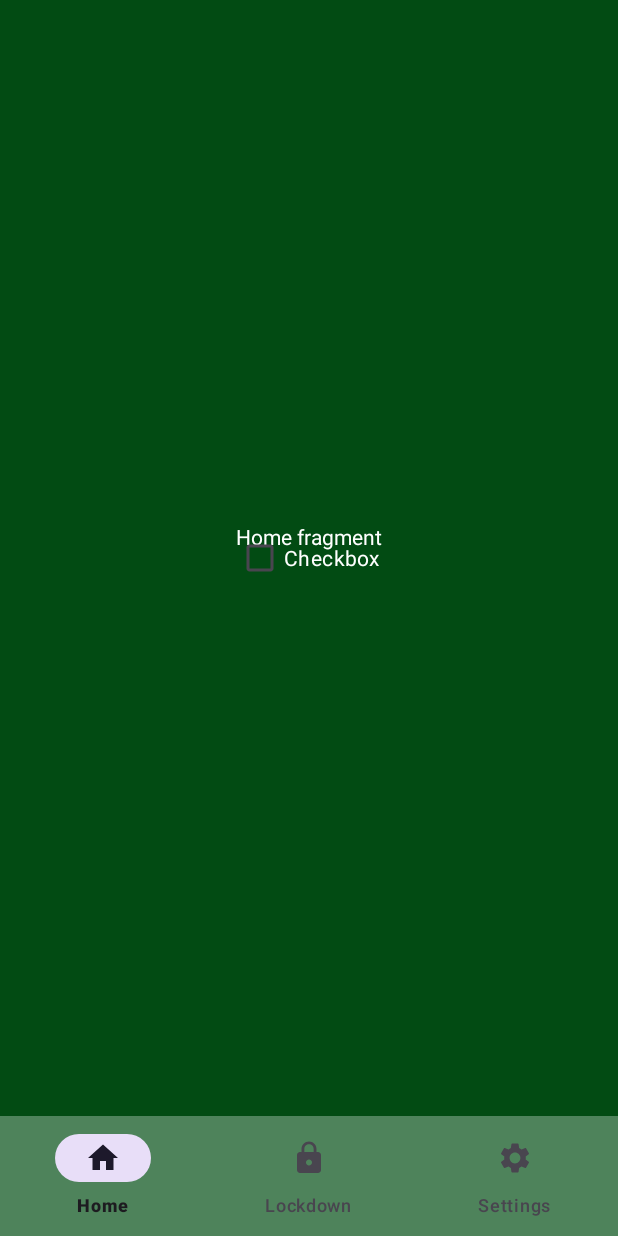
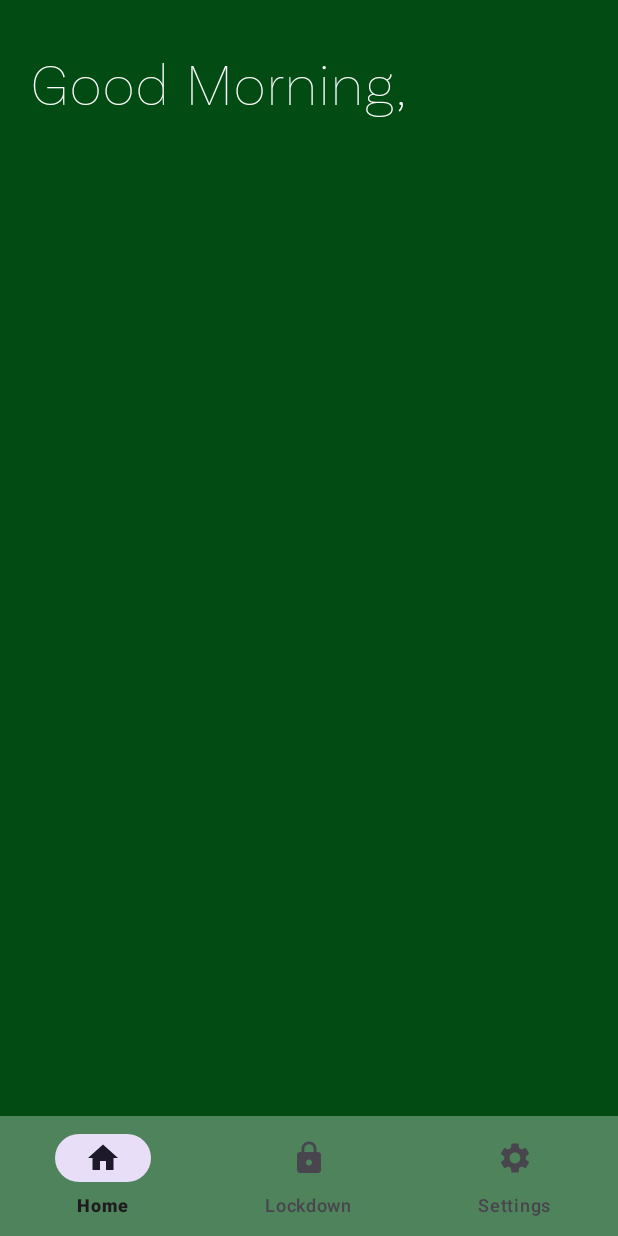
Before and after one commit to skang188144/Detox, an Android app: the screen it shows after launch (MainActivity), on a phone screen of 412 x 824 dp. Run offline under Robolectric (Android 15) with nearby library versions, the phone set to English and light mode, and no system bars.

Commit message:
Add a RecyclerView layout to the home fragment
Added a RecyclerView layout to the home fragment. Created the
necessary layout files and the custom Adapter class for the
RecyclerView. The first RecyclerView item added was a simple
greeting message.

```diff
--- a/app/src/main/java/com/kangsk/detox/HomeFragment.java
+++ b/app/src/main/java/com/kangsk/detox/HomeFragment.java
@@ -3,7 +3,10 @@ package com.kangsk.detox;
 import android.os.Bundle;
 
 import androidx.fragment.app.Fragment;
+import androidx.recyclerview.widget.LinearLayoutManager;
+import androidx.recyclerview.widget.RecyclerView;
 
+import android.util.Log;
 import android.view.LayoutInflater;
 import android.view.View;
 import android.view.ViewGroup;
@@ -19,4 +22,15 @@ public class HomeFragment extends Fragment {
     public View onCreateView(LayoutInflater inflater, ViewGroup container, Bundle savedInstanceState) {
         return inflater.inflate(R.layout.fragment_home, container, false);
     }
+
+    @Override
+    public void onViewCreated(View view, Bundle savedInstanceState) {
+        super.onCreate(savedInstanceState);
+
+        // methods for setting up and configuring the RecyclerView and its adapter.
+        HomeFragmentAdapter adapter = new HomeFragmentAdapter();
+        RecyclerView recyclerView = view.findViewById(R.id.recyclerview_fragment_home);
+        recyclerView.setLayoutManager(new LinearLayoutManager(getContext()));
+        recyclerView.setAdapter(adapter);
+    }
 }
--- /dev/null
+++ b/app/src/main/java/com/kangsk/detox/HomeFragmentAdapter.java
@@ -0,0 +1,114 @@
+package com.kangsk.detox;
+
+import android.icu.util.Calendar;
+import android.icu.util.TimeZone;
+import android.view.LayoutInflater;
+import android.view.View;
+import android.view.ViewGroup;
+import android.widget.TextView;
+
+import androidx.recyclerview.widget.RecyclerView;
+
+public class HomeFragmentAdapter extends RecyclerView.Adapter<RecyclerView.ViewHolder> {
+
+    // CONSTANT: greeting item viewType
+    private static final int ITEM_TYPE_GREETING = 10;
+
+    /*
+     * after an instance of this adapter class is instantiated, this adapter will create a
+     * ViewHolder object. This ViewHolder object is responsible for integrating the model data
+     * into an individual RecyclerView item.
+     */
+    @Override
+    public RecyclerView.ViewHolder onCreateViewHolder(ViewGroup parent, int viewType) {
+        // create LayoutInflater instance
+        LayoutInflater inflater = LayoutInflater.from(parent.getContext());
+
+        /*
+         * create a different type of ViewHolder object based on viewType. viewType
+         * is set by the method below--getItemViewType(). That method will assign a
+         * different viewType for each position, determined by what order we want
+         * to display our various RecyclerView items.
+         */
+        switch (viewType) {
+            // the "Good Morning" or "Good Afternoon" at the top of the home fragment
+            case ITEM_TYPE_GREETING:
+                return new GreetingViewHolder(inflater.inflate(R.layout.row_greeting_fragment_home, parent, false));
+
+            default:
+                throw new RuntimeException();
+        }
+    }
+
+    /*
+     * method responsible for feeding the appropriate ViewHolder the necessary data,
+     * and to call the ViewHolder's bind method. The bind method will integrate the
+     * raw data into a properly encapsulated View, which serves as a RecyclerView item.
+     */
+    @Override
+    public void onBindViewHolder(RecyclerView.ViewHolder holder, int position) {
+        if (holder instanceof GreetingViewHolder) {
+            ((GreetingViewHolder) holder).bindModel();
+        }
+    }
+
+    /*
+     * the number of RecyclerView items. This method must return a positive int, or
+     * else the adapter will not run its appropriate methods.
+     */
+    @Override
+    public int getItemCount() {
+        return 1;
+    }
+
+    /*
+     * returns a different RecyclerView item type constant for every position
+     * in the RecyclerView list.
+     */
+    @Override
+    public int getItemViewType(int position) {
+        switch (position) {
+            case 0:
+                return ITEM_TYPE_GREETING;
+
+            default:
+                throw new RuntimeException();
+        }
+    }
+
+    /*
+     * a ViewHolder object responsible for integrating the model data into
+     * an individual RecyclerView item. This particular ViewHolder is for
+     * the "Good Morning" / "Good Afternoon" view at the very top of the
+     * home fragment.
+     */
+    public class GreetingViewHolder extends RecyclerView.ViewHolder {
+        // either "Good Morning" or "Good Afternoon"
+        private final TextView greetingText;
+
+        /*
+         * the constructor, with parameter itemView. This is the View that
+         * represents a RecyclerView item. This ViewHolder is responsible
+         * for integrating the appropriate model data into this itemView.
+         */
+        public GreetingViewHolder(View itemView) {
+            super(itemView);
+
+            // get a reference of the TextView widget
+            greetingText = itemView.findViewById(R.id.text_greeting);
+        }
+
+        // method to bind the model data into the itemView.
+        public void bindModel() {
+            Calendar calendar = Calendar.getInstance();
+            calendar.setTimeZone(TimeZone.getDefault());
+            int AM_PM = calendar.get(Calendar.AM_PM);
+
+            if (AM_PM == Calendar.AM) {
+                greetingText.setText("Good Morning,");
+            } else {
+                greetingText.setText("Good Afternoon,");
+            }
+        }
+    }
+}
--- a/app/src/main/java/com/kangsk/detox/MainActivity.java
+++ b/app/src/main/java/com/kangsk/detox/MainActivity.java
@@ -1,6 +1,5 @@
 package com.kangsk.detox;
 
-import androidx.annotation.NonNull;
 import androidx.appcompat.app.AppCompatActivity;
 import androidx.core.view.WindowCompat;
 import androidx.fragment.app.Fragment;
@@ -42,7 +41,7 @@ public class MainActivity extends AppCompatActivity implements NavigationBarView
 
     // bottom navigation bar item selection listener
     @Override
-    public boolean onNavigationItemSelected(@NonNull MenuItem item) {
+    public boolean onNavigationItemSelected(MenuItem item) {
         int id = item.getItemId();
 
         // home item selected
--- a/app/src/main/res/layout/activity_main.xml
+++ b/app/src/main/res/layout/activity_main.xml
@@ -11,8 +11,9 @@
 
     <androidx.fragment.app.FragmentContainerView
         android:id="@+id/fragment_container"
-        android:layout_width="wrap_content"
-        android:layout_height="wrap_content"
+        android:layout_width="0dp"
+        android:layout_height="0dp"
+        android:layout_marginTop="30dp"
         app:layout_constraintBottom_toTopOf="@id/bottom_nav"
         app:layout_constraintEnd_toEndOf="parent"
         app:layout_constraintStart_toStartOf="parent"
--- a/app/src/main/res/layout/fragment_home.xml
+++ b/app/src/main/res/layout/fragment_home.xml
@@ -1,21 +1,8 @@
 <?xml version="1.0" encoding="utf-8"?>
-<FrameLayout xmlns:android="http://schemas.android.com/apk/res/android"
+<androidx.recyclerview.widget.RecyclerView xmlns:android="http://schemas.android.com/apk/res/android"
     xmlns:tools="http://schemas.android.com/tools"
+    android:id="@+id/recyclerview_fragment_home"
     android:layout_width="match_parent"
     android:layout_height="match_parent"
-    tools:context=".HomeFragment">
-
-    <!-- TODO: Update blank fragment layout -->
-    <TextView
-        android:layout_width="match_parent"
-        android:layout_height="match_parent"
-        android:text="Home fragment"
-        android:textColor="@color/white"/>
-
-    <CheckBox
-        android:layout_width="wrap_content"
-        android:layout_height="wrap_content"
-        android:text="Checkbox"
-        android:textColor="@color/white"/>
-
-</FrameLayout>
+    tools:context=".HomeFragment"
+    tools:listitem="@layout/row_greeting_fragment_home" />
--- /dev/null
+++ b/app/src/main/res/layout/row_greeting_fragment_home.xml
@@ -0,0 +1,21 @@
+<?xml version="1.0" encoding="utf-8"?>
+<androidx.constraintlayout.widget.ConstraintLayout xmlns:android="http://schemas.android.com/apk/res/android"
+    xmlns:app="http://schemas.android.com/apk/res-auto"
+    android:layout_width="match_parent"
+    android:layout_height="match_parent"
+    android:paddingStart="20dp"
+    android:paddingEnd="20dp"
+    android:background="#024B13">
+
+    <TextView
+        android:id="@+id/text_greeting"
+        android:layout_width="match_parent"
+        android:layout_height="wrap_content"
+        android:fontFamily="@font/basic_sans_thin"
+        android:textColor="#FFFFFF"
+        android:textSize="40sp"
+        app:layout_constraintEnd_toEndOf="parent"
+        app:layout_constraintStart_toStartOf="parent"
+        app:layout_constraintTop_toTopOf="parent" />
+
+</androidx.constraintlayout.widget.ConstraintLayout>
```
Also changed, not shown: app/src/main/res/font/basic_sans_thin.otf (added).
